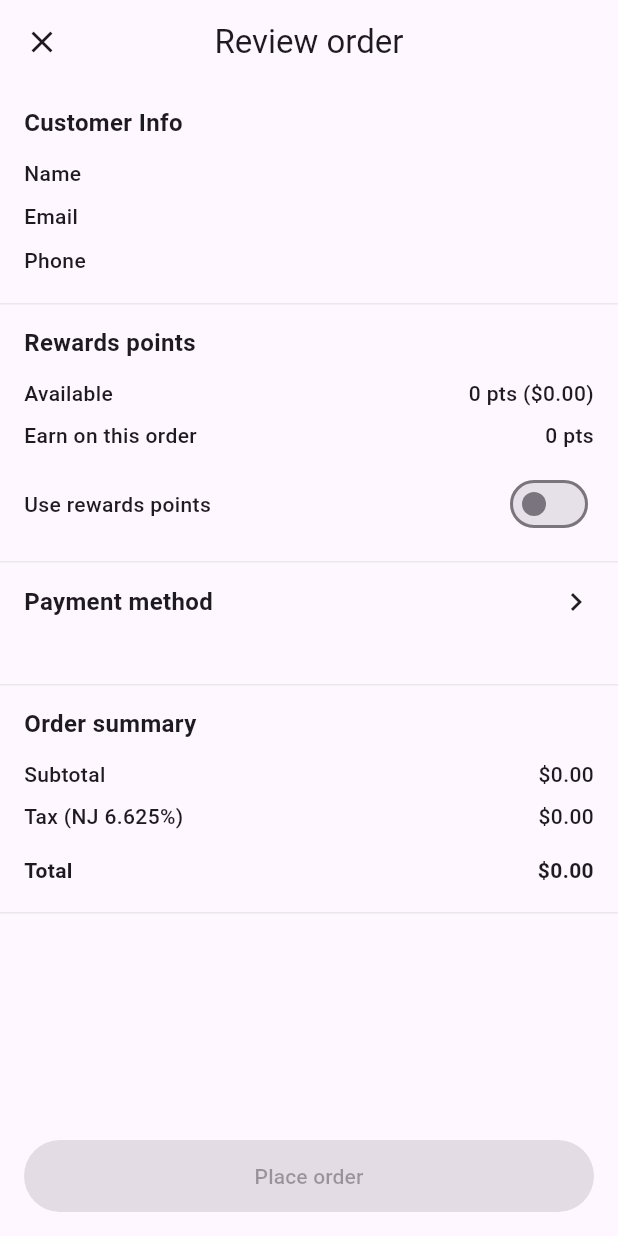
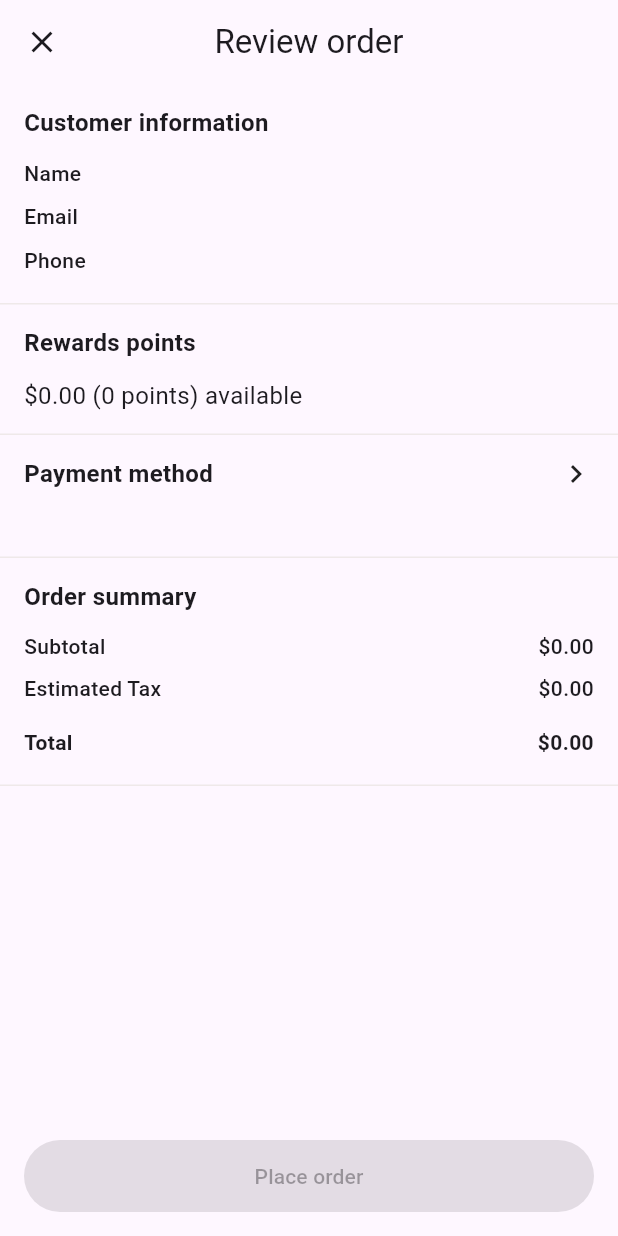
Before and after one commit to Nithinbalu1/jivan_swad_app, a Flutter app: the ReviewOrderScreen screen opened directly with empty values, on a phone screen of 412 x 824 dp. Run offline on Flutter 3.47's test engine with Material 3 defaults, Android fonts, the phone set to English and light mode, and no system bars; our stand-ins replace cloud_firestore, firebase_auth, firebase_core; accounts and stored records are empty.

Commit message:
Update review_order.dart

```diff
--- a/lib/screens/review_order.dart
+++ b/lib/screens/review_order.dart
@@ -1,44 +1,44 @@
+// lib/screens/review_order.dart
 import 'package:flutter/material.dart';
 import '../services/payment_stimulator.dart';
 import 'payment_method.dart';
 
+/// ---- Simple cart model ----
 class OrderItem {
   final String name;
   final int priceCents;
   final int qty;
-
-  const OrderItem({
-    required this.name,
-    required this.priceCents,
-    this.qty = 1,
-  });
-
+  const OrderItem({required this.name, required this.priceCents, this.qty = 1});
   int get lineTotalCents => priceCents * qty;
 }
 
+/// Arguments you pass when opening this screen
 class ReviewOrderArgs {
   final String customerName;
   final String customerEmail;
   final String customerPhone;
-  final int rewardsPoints;
   final List<OrderItem> items;
 
+  /// Rewards balance in points (100 pts == $1.00). Default 0.
+  final int rewardsPoints;
+
+  /// Optional prefilled label like "Card •••• 4242"
   final String? initialPaymentLabel;
 
   const ReviewOrderArgs({
     required this.customerName,
     required this.customerEmail,
     required this.customerPhone,
-    required this.rewardsPoints,
     required this.items,
+    this.rewardsPoints = 0,
     this.initialPaymentLabel,
   });
 
-  int get subtotalCents => items.fold(0, (sum, it) => sum + it.lineTotalCents);
+  int get subtotalCents =>
+      items.fold(0, (sum, it) => sum + it.lineTotalCents);
 }
 
-/// ---------------- Screen ----------------
-
+/// ---- Screen ----
 class ReviewOrderScreen extends StatefulWidget {
   final ReviewOrderArgs args;
   const ReviewOrderScreen({super.key, required this.args});
@@ -48,28 +48,25 @@ class ReviewOrderScreen extends StatefulWidget {
 }
 
 class _ReviewOrderScreenState extends State<ReviewOrderScreen> {
-  static const double _njTaxRate = 0.06625; // NJ 6.625%
+  final _sim = PaymentStimulator();
 
-  final _sim = PaymentSimulator();
-
+  // Payment state (label & raw fields from PaymentMethodScreen)
   String? _paymentLabel;
   Map<String, String>? _billingSelected;
+  String _cardRaw = '';
+  String _expRaw  = '';
+  String _cvvRaw  = '';
+  String _nameRaw = '';
 
-  bool _applyRewards = false;
   bool _placing = false;
+
+  String _money(int cents) => '\$${(cents / 100).toStringAsFixed(2)}';
 
   @override
   void initState() {
     super.initState();
     _paymentLabel = widget.args.initialPaymentLabel;
   }
-
-  int _earnedPoints(int subtotalCents) =>
-      (subtotalCents / 100).floor(); // 1 pt per $ spent
-  int _redeemableCentsFromPoints(int points) =>
-      (points ~/ 100) * 100; // Redeem 100 pts = $1.00
-
-  String _money(int cents) => '\$${(cents / 100).toStringAsFixed(2)}';
 
   Future<void> _pickPaymentMethod() async {
     final res = await Navigator.push<Map<String, Object?>>(
@@ -78,32 +75,40 @@ class _ReviewOrderScreenState extends State<ReviewOrderScreen> {
     );
     if (res == null) return;
 
-    final payment = Map<String, String>.from(res['payment'] as Map);
-    final billing = Map<String, String>.from((res['billing'] as Map?) ?? {});
+    final payment = (res['payment'] as Map?)?.cast<String, String>();
+    final billing = (res['billing'] as Map?)?.cast<String, String>();
+
     setState(() {
-      _paymentLabel = payment['masked']; // "Visa •••• 4242"
+      _paymentLabel = payment?['masked'];
       _billingSelected = billing;
+      _cardRaw = payment?['card'] ?? '';
+      _expRaw  = payment?['exp']  ?? '';
+      _cvvRaw  = payment?['cvv']  ?? '';
+      _nameRaw = payment?['name'] ?? '';
     });
   }
 
-  Future<void> _placeOrder(int totalCents) async {
+  Future<void> _placeOrder(int subtotalCents) async {
+    if (_placing) return;
     setState(() => _placing = true);
     try {
       final res = await _sim.charge(
-        amountCents: totalCents,
-        orderId: DateTime.now().millisecondsSinceEpoch.toString(),
+        subtotalCents: subtotalCents,
+        cardNumber: _cardRaw,
+        nameOnCard: _nameRaw,
+        expMMYY: _expRaw,
+        cvv: _cvvRaw,
+        billing: _billingSelected!,
       );
 
-      if (!mounted) return;
+      final snack = SnackBar(content: Text(
+        res.outcome == PaymentOutcome.authorized
+          ? 'Authorized • Auth ${res.authCode}'
+          : res.message));
+      if (mounted) ScaffoldMessenger.of(context).showSnackBar(snack);
 
-      final msg = (res.outcome == PaymentOutcome.authorized)
-          ? 'Authorized • Auth ${res.authCode}'
-          : 'Declined • Try another method';
-      ScaffoldMessenger.of(context).showSnackBar(SnackBar(content: Text(msg)));
-
-      if (res.outcome == PaymentOutcome.authorized) {
-        // Optionally navigate to success screen
-        // Navigator.pushReplacementNamed(context, '/order_placed');
+      if (res.outcome == PaymentOutcome.authorized && mounted) {
+        Navigator.pushReplacementNamed(context, '/order_placed');
       }
     } finally {
       if (mounted) setState(() => _placing = false);
@@ -115,111 +120,68 @@ class _ReviewOrderScreenState extends State<ReviewOrderScreen> {
     final args = widget.args;
 
     final subtotal = args.subtotalCents;
-    final earnedPts = _earnedPoints(subtotal);
-    final availablePts = args.rewardsPoints;
-    final redeemableCents = _redeemableCentsFromPoints(availablePts);
+    final taxCents = _sim.taxOn(subtotal);
+    final total    = subtotal + taxCents;
 
-    final appliedRewardCents =
-        _applyRewards ? redeemableCents.clamp(0, subtotal) : 0;
+    final canPlace = subtotal > 0 &&
+        _paymentLabel != null &&
+        _billingSelected != null &&
+        !_placing;
 
-    final discountedSubtotal = subtotal - appliedRewardCents;
-    final taxCents = (discountedSubtotal * _njTaxRate).round();
-
-    final total = discountedSubtotal + taxCents;
-
-    final canPlace = subtotal > 0 && _paymentLabel != null && !_placing;
+    // Rewards label: "$0.00 (0 points) available" by default
+    final rewardsDollars = (args.rewardsPoints / 100).toStringAsFixed(2);
+    final rewardsLabel = '\$$rewardsDollars (${args.rewardsPoints} points) available';
 
     return Scaffold(
       appBar: AppBar(
-        leading: IconButton(
-            icon: const Icon(Icons.close),
-            onPressed: () => Navigator.pop(context)),
+        leading: IconButton(icon: const Icon(Icons.close), onPressed: () => Navigator.pop(context)),
         title: const Text('Review order'),
         centerTitle: true,
       ),
       body: ListView(
         children: [
-          // ---- Customer Info ----
           _Section(
-            title: 'Customer Info',
-            child: Column(
-              children: [
+            title: 'Customer information',
+            child: Column(crossAxisAlignment: CrossAxisAlignment.stretch, children: [
               _kv('Name', args.customerName),
               _kv('Email', args.customerEmail),
               _kv('Phone', args.customerPhone),
-              ],
+            ]),
+          ),
+
+          _Section(
+            title: 'Rewards points',
+            child: Padding(
+              padding: const EdgeInsets.only(top: 4),
+              child: Text(rewardsLabel, style: const TextStyle(fontSize: 16)),
             ),
           ),
 
-          // ---- Rewards ----
-          _Section(
-            title: 'Rewards points',
-            child: Column(
-              crossAxisAlignment: CrossAxisAlignment.stretch,
-              children: [
-                _kv('Available',
-                    '${availablePts} pts (${_money(redeemableCents)})'),
-                _kv('Earn on this order', '$earnedPts pts'),
-                const SizedBox(height: 8),
-                Row(
-                  mainAxisAlignment: MainAxisAlignment.spaceBetween,
-                  children: [
-                    const Text('Use rewards points',
-                        style: TextStyle(fontWeight: FontWeight.w500)),
-                    Switch.adaptive(
-                      value: _applyRewards,
-                      activeColor: Colors.blue, // iOS-style blue toggle
-                      onChanged: (v) => setState(() => _applyRewards = v),
-                    ),
-                  ],
-                ),
-                if (_applyRewards && appliedRewardCents > 0)
-                  Padding(
-                    padding: const EdgeInsets.only(top: 4),
-                    child: Text(
-                      'Applied: -${_money(appliedRewardCents)}',
-                      style: const TextStyle(
-                          color: Colors.green, fontWeight: FontWeight.w600),
-                      textAlign: TextAlign.right,
-                    ),
-                  ),
-              ],
-            ),
-          ),
-
-          // ---- Payment Method ----
           _Section(
             title: 'Payment method',
             trailing: const Icon(Icons.chevron_right),
-            subtitle: (_paymentLabel == null)
+            subtitle: _paymentLabel == null
                 ? Row(children: const [
-                    Icon(Icons.warning_amber,
-                        color: Colors.orange, size: 18),
+                    Icon(Icons.warning_amber, color: Colors.orange, size: 18),
                     SizedBox(width: 6),
-                    Text('Payment is required',
-                        style: TextStyle(color: Colors.orange)),
+                    Text('Payment is required', style: TextStyle(color: Colors.orange)),
                   ])
                 : null,
             onTap: _pickPaymentMethod,
             child: Text(_paymentLabel ?? 'Tap to add a method'),
           ),
 
-          // ---- Order Summary ----
           _Section(
             title: 'Order summary',
-            child: Column(
-              children: [
+            child: Column(crossAxisAlignment: CrossAxisAlignment.stretch, children: [
               _kv('Subtotal', _money(subtotal)),
-                if (_applyRewards && appliedRewardCents > 0)
-                  _kv('Rewards applied', '-${_money(appliedRewardCents)}',
-                      bold: false),
-                _kv('Tax (NJ 6.625%)', _money(taxCents)),
+              _kv('Estimated Tax', _money(taxCents)),
               const SizedBox(height: 8),
               _kv('Total', _money(total), bold: true),
-              ],
-            ),
+            ]),
           ),
 
+          // (Optional) items list section could go here
           const SizedBox(height: 84),
         ],
       ),
@@ -228,12 +190,9 @@ class _ReviewOrderScreenState extends State<ReviewOrderScreen> {
         child: SizedBox(
           height: 48,
           child: ElevatedButton(
-            onPressed: canPlace ? () => _placeOrder(total) : null,
+            onPressed: canPlace ? () => _placeOrder(subtotal) : null,
             child: _placing
-                ? const SizedBox(
-                    width: 22,
-                    height: 22,
-                    child: CircularProgressIndicator(strokeWidth: 2))
+                ? const SizedBox(width: 22, height: 22, child: CircularProgressIndicator(strokeWidth: 2))
                 : const Text('Place order'),
           ),
         ),
@@ -242,15 +201,8 @@ class _ReviewOrderScreenState extends State<ReviewOrderScreen> {
   }
 }
 
-/// ---------------- UI helpers ----------------
-
+/// ------- UI helpers -------
 class _Section extends StatelessWidget {
-  final String title;
-  final Widget child;
-  final Widget? trailing;
-  final Widget? subtitle;
-  final VoidCallback? onTap;
-
   const _Section({
     required this.title,
     required this.child,
@@ -259,6 +211,12 @@ class _Section extends StatelessWidget {
     this.onTap,
   });
 
+  final String title;
+  final Widget child;
+  final Widget? trailing;
+  final Widget? subtitle;
+  final VoidCallback? onTap;
+
   @override
   Widget build(BuildContext context) {
     return InkWell(
@@ -266,20 +224,18 @@ class _Section extends StatelessWidget {
       child: Container(
         padding: const EdgeInsets.fromLTRB(16, 14, 16, 14),
         decoration: const BoxDecoration(
-          border: Border(bottom: BorderSide(color: Color(0xFFE9E9E9))),
+          border: Border(bottom: BorderSide(color: Color(0xFFEFE9E9))),
         ),
         child: Column(
           crossAxisAlignment: CrossAxisAlignment.start,
           children: [
             Row(children: [
               Expanded(
-                  child: Text(title,
-                      style: const TextStyle(
-                          fontSize: 16, fontWeight: FontWeight.w700))),
+                child: Text(title, style: const TextStyle(fontSize: 16, fontWeight: FontWeight.w700)),
+              ),
               if (trailing != null) trailing!,
             ]),
-            if (subtitle != null)
-              Padding(padding: const EdgeInsets.only(top: 4), child: subtitle!),
+            if (subtitle != null) Padding(padding: const EdgeInsets.only(top: 4), child: subtitle!),
             const SizedBox(height: 8),
             child,
           ],
@@ -297,7 +253,7 @@ Widget _kv(String k, String v, {bool bold = false}) {
       mainAxisAlignment: MainAxisAlignment.spaceBetween,
       children: [
         Text(k, style: style),
-        Flexible(child: Text(v, style: style, textAlign: TextAlign.right)),
+        Flexible(child: Text(v, textAlign: TextAlign.right, style: style)),
       ],
     ),
   );
```
Lines whose indentation alone changed are shown as unchanged.
